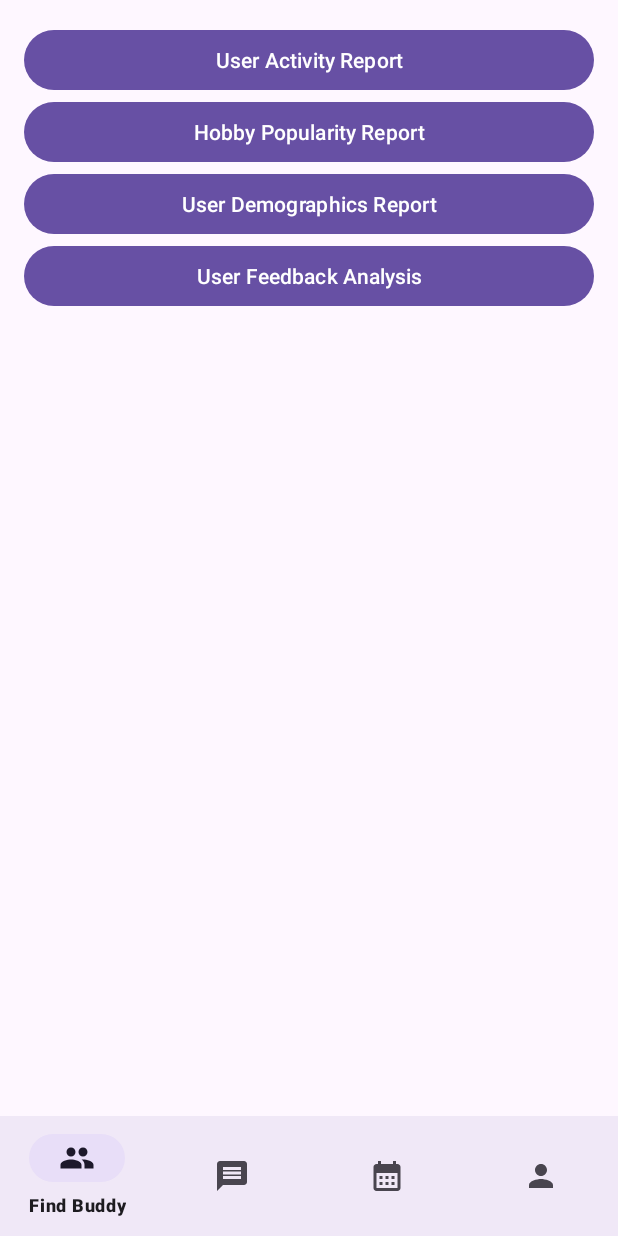
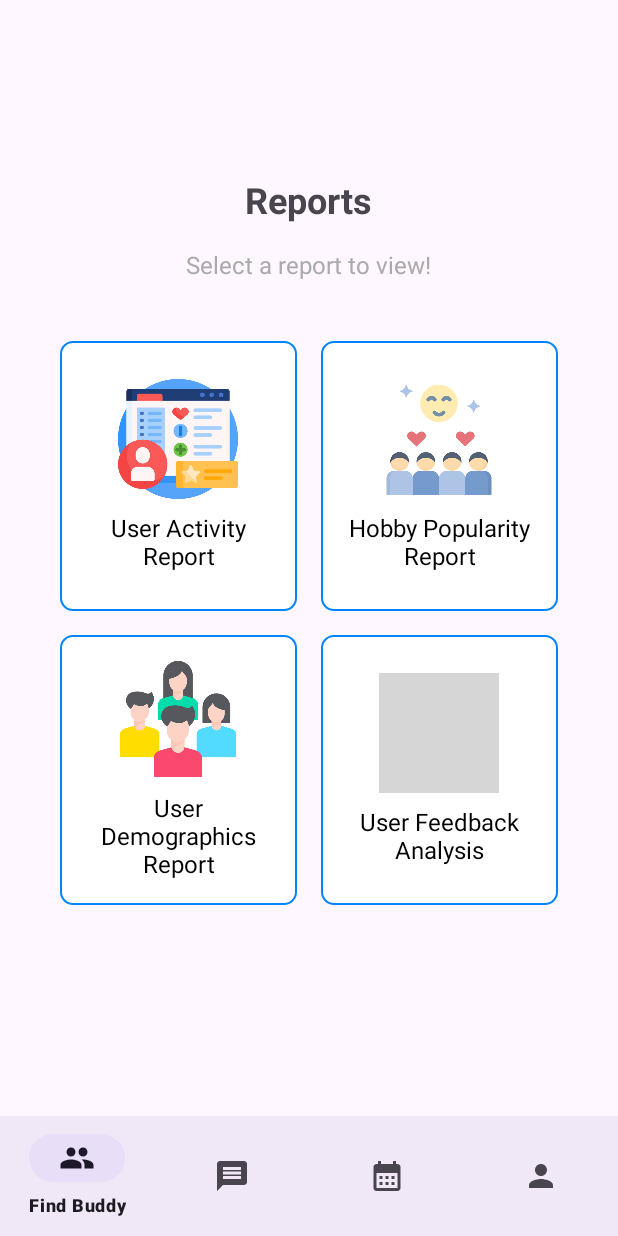
Before and after one commit to kaixinnn27/hobbyhub, an Android app: the ReportModuleFragment screen opened through its navigation route, on a phone screen of 412 x 824 dp. Run offline under Robolectric (Android 15) with nearby library versions, the phone set to English and light mode, and no system bars; our stand-ins replace Firebase (no records; nobody signed in at launch, a user with empty details on screens opened directly), navigation-ui; pictures from the network do not load; grey boxes are pictures that could not be loaded.

Commit message:
fix: report module UI

```diff
--- a/app/src/main/java/com/example/hobbyhub/HobbyHubApplication.kt
+++ b/app/src/main/java/com/example/hobbyhub/HobbyHubApplication.kt
@@ -4,6 +4,9 @@ import android.app.Application
 import android.app.NotificationChannel
 import android.app.NotificationManager
 import android.os.Build
+
+// Global application setup
+// Notification channel creation for event reminders
 
 class HobbyHubApplication : Application() {
 
--- a/app/src/main/java/com/example/hobbyhub/report/view/ui/ReportModuleFragment.kt
+++ b/app/src/main/java/com/example/hobbyhub/report/view/ui/ReportModuleFragment.kt
@@ -17,7 +17,7 @@ class ReportModuleFragment : Fragment() {
     override fun onCreateView(
         inflater: LayoutInflater, container: ViewGroup?,
         savedInstanceState: Bundle?
-    ): View? {
+    ): View {
         _binding = FragmentReportBinding.inflate(inflater, container, false)
         return binding.root
     }
@@ -25,23 +25,24 @@ class ReportModuleFragment : Fragment() {
     override fun onViewCreated(view: View, savedInstanceState: Bundle?) {
         super.onViewCreated(view, savedInstanceState)
 
-        setupButtonListeners()
+        // Set up click listeners for the report cards
+        setupReportClickListeners()
     }
 
-    private fun setupButtonListeners() {
-        binding.btnUserActivityReport.setOnClickListener {
+    private fun setupReportClickListeners() {
+        binding.reportActivity.setOnClickListener {
             findNavController().navigate(R.id.action_reportMainFragment_to_userActivityReportFragment)
         }
 
-        binding.btnHobbyPopularityReport.setOnClickListener {
+        binding.reportPopularity.setOnClickListener {
             findNavController().navigate(R.id.action_reportMainFragment_to_hobbyPopularityReportFragment)
         }
 
-        binding.btnUserDemographicsReport.setOnClickListener {
+        binding.reportDemographics.setOnClickListener {
             findNavController().navigate(R.id.action_reportMainFragment_to_userDemographicsReportFragment)
         }
 
-        binding.btnUserFeedbackAnalysis.setOnClickListener {
+        binding.reportFeedback.setOnClickListener {
             findNavController().navigate(R.id.action_reportMainFragment_to_userFeedbackAnalysisFragment)
         }
     }
--- a/app/src/main/res/layout/fragment_report.xml
+++ b/app/src/main/res/layout/fragment_report.xml
@@ -3,30 +3,155 @@
     android:layout_width="match_parent"
     android:layout_height="match_parent"
     android:orientation="vertical"
+    android:gravity="center"
     android:padding="16dp">
 
-    <Button
-        android:id="@+id/btnUserActivityReport"
+    <!-- Title -->
+    <TextView
+        android:id="@+id/reportTitle"
+        android:layout_width="wrap_content"
+        android:layout_height="wrap_content"
+        android:layout_gravity="center"
+        android:layout_marginBottom="16dp"
+        android:text="Reports"
+        android:textSize="24sp"
+        android:textStyle="bold" />
+
+    <!-- Subtitle -->
+    <TextView
+        android:id="@+id/reportSubtitle"
+        android:layout_width="wrap_content"
+        android:layout_height="wrap_content"
+        android:layout_gravity="center"
+        android:layout_marginBottom="16dp"
+        android:text="Select a report to view!"
+        android:textSize="16sp"
+        android:textColor="@android:color/darker_gray" />
+
+    <!-- Centered GridLayout -->
+    <GridLayout
         android:layout_width="match_parent"
         android:layout_height="wrap_content"
-        android:text="@string/user_activity_report" />
+        android:columnCount="2"
+        android:alignmentMode="alignMargins"
+        android:layout_gravity="center"
+        android:padding="16dp">
 
-    <Button
-        android:id="@+id/btnHobbyPopularityReport"
-        android:layout_width="match_parent"
-        android:layout_height="wrap_content"
-        android:text="@string/hobby_popularity_report" />
+        <!-- Report 1 -->
+        <LinearLayout
+            android:id="@+id/reportActivity"
+            android:layout_width="0dp"
+            android:layout_height="180dp"
+            android:layout_margin="8dp"
+            android:layout_columnWeight="1"
+            android:background="@drawable/category_card_background"
+            android:clickable="true"
+            android:focusable="true"
+            android:gravity="center"
+            android:orientation="vertical"
+            android:padding="16dp">
 
-    <Button
-        android:id="@+id/btnUserDemographicsReport"
-        android:layout_width="match_parent"
-        android:layout_height="wrap_content"
-        android:text="@string/user_demographics_report" />
+            <ImageView
+                android:layout_width="80dp"
+                android:layout_height="80dp"
+                android:src="@drawable/ic_activity" />
 
-    <Button
-        android:id="@+id/btnUserFeedbackAnalysis"
-        android:layout_width="match_parent"
-        android:layout_height="wrap_content"
-        android:text="@string/user_feedback_analysis" />
+            <TextView
+                android:layout_width="wrap_content"
+                android:layout_height="wrap_content"
+                android:layout_marginTop="8dp"
+                android:gravity="center"
+                android:text="User Activity Report"
+                android:textColor="@android:color/black"
+                android:textSize="16sp" />
+        </LinearLayout>
 
+        <!-- Report 2 -->
+        <LinearLayout
+            android:id="@+id/reportPopularity"
+            android:layout_width="0dp"
+            android:layout_height="180dp"
+            android:layout_margin="8dp"
+            android:layout_columnWeight="1"
+            android:background="@drawable/category_card_background"
+            android:clickable="true"
+            android:focusable="true"
+            android:gravity="center"
+            android:orientation="vertical"
+            android:padding="16dp">
+
+            <ImageView
+                android:layout_width="80dp"
+                android:layout_height="80dp"
+                android:src="@drawable/ic_popularity" />
+
+            <TextView
+                android:layout_width="wrap_content"
+                android:layout_height="wrap_content"
+                android:layout_marginTop="8dp"
+                android:gravity="center"
+                android:text="Hobby Popularity Report"
+                android:textColor="@android:color/black"
+                android:textSize="16sp" />
+        </LinearLayout>
+
+        <!-- Report 3 -->
+        <LinearLayout
+            android:id="@+id/reportDemographics"
+            android:layout_width="0dp"
+            android:layout_height="180dp"
+            android:layout_margin="8dp"
+            android:layout_columnWeight="1"
+            android:background="@drawable/category_card_background"
+            android:clickable="true"
+            android:focusable="true"
+            android:gravity="center"
+            android:orientation="vertical"
+            android:padding="16dp">
+
+            <ImageView
+                android:layout_width="80dp"
+                android:layout_height="80dp"
+                android:src="@drawable/ic_demographics" />
+
+            <TextView
+                android:layout_width="wrap_content"
+                android:layout_height="wrap_content"
+                android:layout_marginTop="8dp"
+                android:gravity="center"
+                android:text="User Demographics Report"
+                android:textColor="@android:color/black"
+                android:textSize="16sp" />
+        </LinearLayout>
+
+        <!-- Report 4 -->
+        <LinearLayout
+            android:id="@+id/reportFeedback"
+            android:layout_width="0dp"
+            android:layout_height="180dp"
+            android:layout_margin="8dp"
+            android:layout_columnWeight="1"
+            android:background="@drawable/category_card_background"
+            android:clickable="true"
+            android:focusable="true"
+            android:gravity="center"
+            android:orientation="vertical"
+            android:padding="16dp">
+
+            <ImageView
+                android:layout_width="80dp"
+                android:layout_height="80dp"
+                android:src="@drawable/ic_feedback" />
+
+            <TextView
+                android:layout_width="wrap_content"
+                android:layout_height="wrap_content"
+                android:layout_marginTop="8dp"
+                android:gravity="center"
+                android:text="User Feedback Analysis"
+                android:textColor="@android:color/black"
+                android:textSize="16sp" />
+        </LinearLayout>
+
+    </GridLayout>
 </LinearLayout>
```
Also changed, not shown: app/src/main/res/drawable/ic_activity.png (added), app/src/main/res/drawable/ic_demographics.png (added), app/src/main/res/drawable/ic_popularity.png (added).
